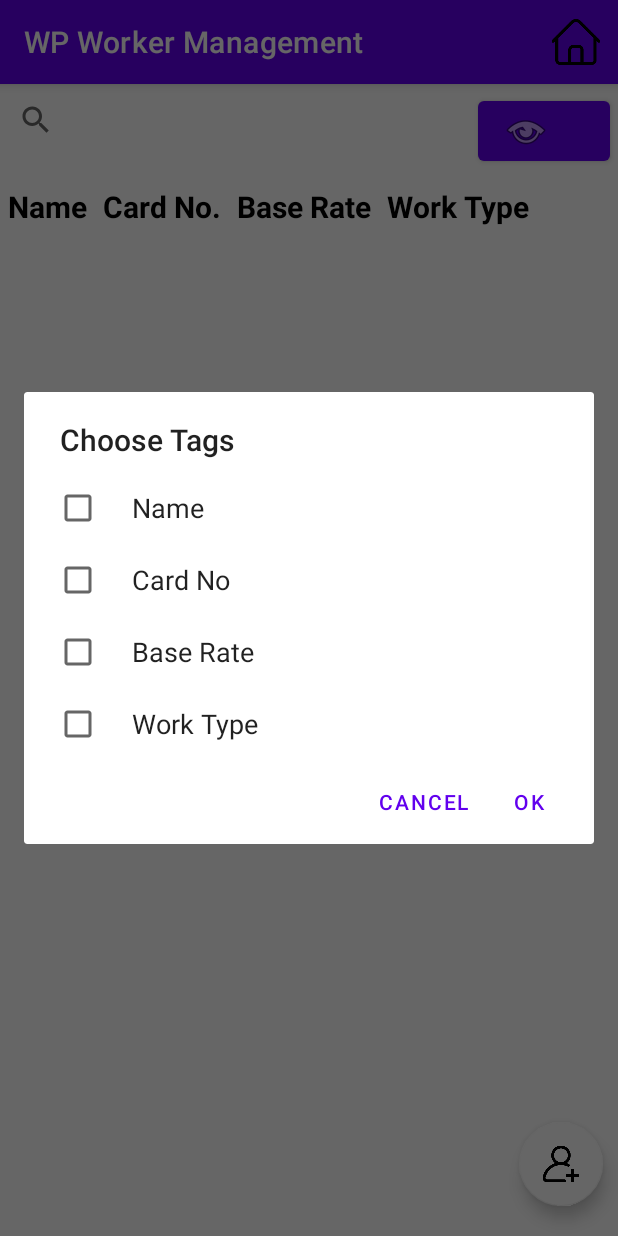
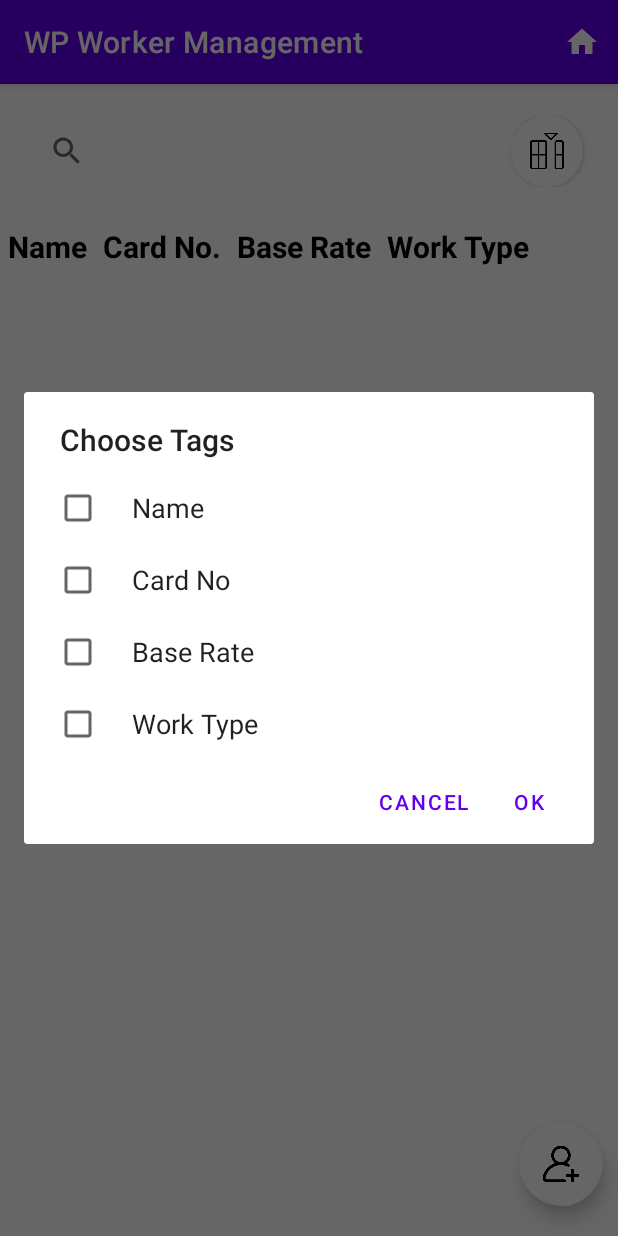
Before and after one commit to ronakpadia/WPWorkerManagement, an Android app: the WorkerListActivity screen opened directly, with no data from a screen before it, after a tap on an icon or button, on a phone screen of 412 x 824 dp. Run offline under Robolectric (Android 15) with nearby library versions, the phone set to English and light mode, and no system bars; our stand-ins replace Firebase (no records; nobody signed in at launch, a user with empty details on screens opened directly).

Commit message:
Added home button and worker list activity UI changes

```diff
--- a/app/src/main/res/layout/activity_worker_list.xml
+++ b/app/src/main/res/layout/activity_worker_list.xml
@@ -37,22 +37,57 @@
             <LinearLayout
                 android:layout_width="match_parent"
                 android:layout_height="wrap_content"
+                android:layout_gravity="center|center_horizontal|center_vertical"
+                android:layout_margin="15dp"
+                android:foregroundGravity="center_vertical|center_horizontal"
+                android:gravity="center|center_horizontal|center_vertical"
                 android:orientation="horizontal">
 
-                <SearchView
-                    android:id="@+id/searchView"
-                    android:layout_width="0dp"
+
+                <LinearLayout
+                    android:layout_width="match_parent"
                     android:layout_height="wrap_content"
-                    android:layout_weight="1">
+                    android:layout_weight="0.2"
+                    android:orientation="vertical">
 
-                </SearchView>
 
-                <Button
-                    android:id="@+id/btnHideShowColumns"
-                    android:layout_width="wrap_content"
+                    <SearchView
+                        android:id="@+id/searchView"
+                        android:layout_width="250dp"
+                        android:layout_height="wrap_content"
+                        android:layout_margin="5dp">
+
+                    </SearchView>
+
+
+                </LinearLayout>
+
+                <LinearLayout
+                    android:layout_width="match_parent"
                     android:layout_height="wrap_content"
-                    android:layout_margin="5dp"
-                    android:drawableLeft="@android:drawable/ic_menu_view" />
+                    android:layout_weight="1"
+                    android:orientation="vertical">
+
+                    <com.google.android.material.button.MaterialButton
+                        android:id="@+id/btnHideShowColumns"
+                        style="@style/Widget.MaterialComponents.Button.Icon"
+                        android:layout_width="48dp"
+                        android:layout_height="48dp"
+                        android:layout_gravity="center"
+                        android:backgroundTint="@color/white"
+                        android:insetLeft="0dp"
+                        android:insetTop="0dp"
+                        android:insetRight="0dp"
+                        android:insetBottom="0dp"
+                        app:backgroundTint="#000000"
+                        app:icon="@mipmap/column_hide_foreground"
+                        app:iconPadding="0dp"
+                        app:iconSize="24dp"
+                        app:iconTint="#000000"
+                        app:shapeAppearanceOverlay="@style/ShapeAppearanceOverlay.MyApp.Button.Rounded" />
+
+                </LinearLayout>
+
 
             </LinearLayout>
 
--- a/app/src/main/res/menu/menu_home_button.xml
+++ b/app/src/main/res/menu/menu_home_button.xml
@@ -3,7 +3,7 @@
     xmlns:android="http://schemas.android.com/apk/res/android">
     <item
         android:id="@+id/go_home"
-        android:icon="@mipmap/home_foreground"
+        android:icon="@drawable/ic_baseline_home_24"
         android:orderInCategory="100"
         android:title="Home"
         app:showAsAction="always" />
```
